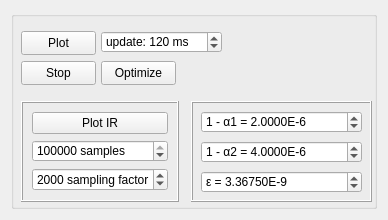
Above: widget.ui from nawww83/pink_noise_generator before the change. Below: the same form after it.
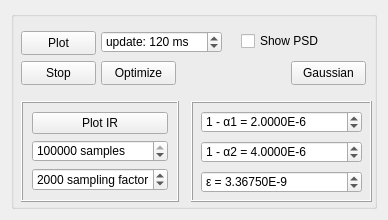
That is the form after the change.

Commit message: add gaussian scatter plot

What changed in the file:
```diff
--- a/widget.ui
+++ b/widget.ui
@@ -267,6 +267,35 @@
        </property>
       </widget>
      </widget>
+     <widget class="QCheckBox" name="chk_bx_show_psd">
+      <property name="geometry">
+       <rect>
+        <x>230</x>
+        <y>20</y>
+        <width>91</width>
+        <height>20</height>
+       </rect>
+      </property>
+      <property name="toolTip">
+       <string>&lt;html&gt;&lt;head/&gt;&lt;body&gt;&lt;p&gt;Показывать спектр.&lt;/p&gt;&lt;/body&gt;&lt;/html&gt;</string>
+      </property>
+      <property name="text">
+       <string>Show PSD</string>
+      </property>
+     </widget>
+     <widget class="QPushButton" name="btn_show_gauss">
+      <property name="geometry">
+       <rect>
+        <x>280</x>
+        <y>50</y>
+        <width>75</width>
+        <height>24</height>
+       </rect>
+      </property>
+      <property name="text">
+       <string>Gaussian</string>
+      </property>
+     </widget>
     </widget>
    </item>
   </layout>
```
The commit also changes 3 other files.
